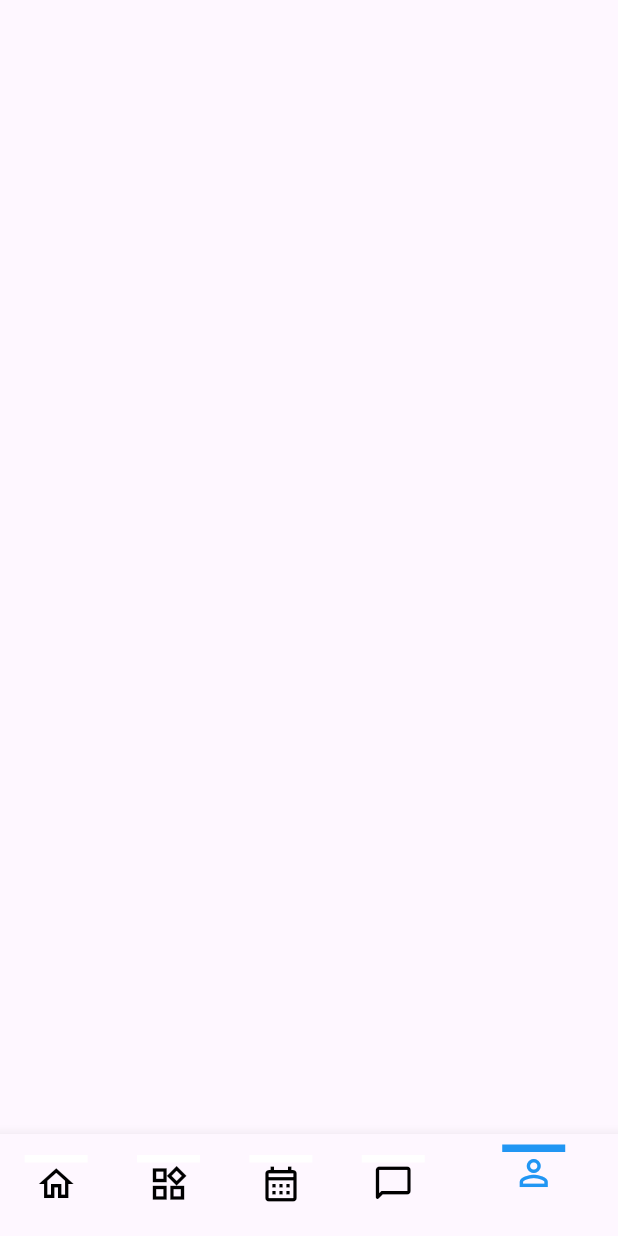
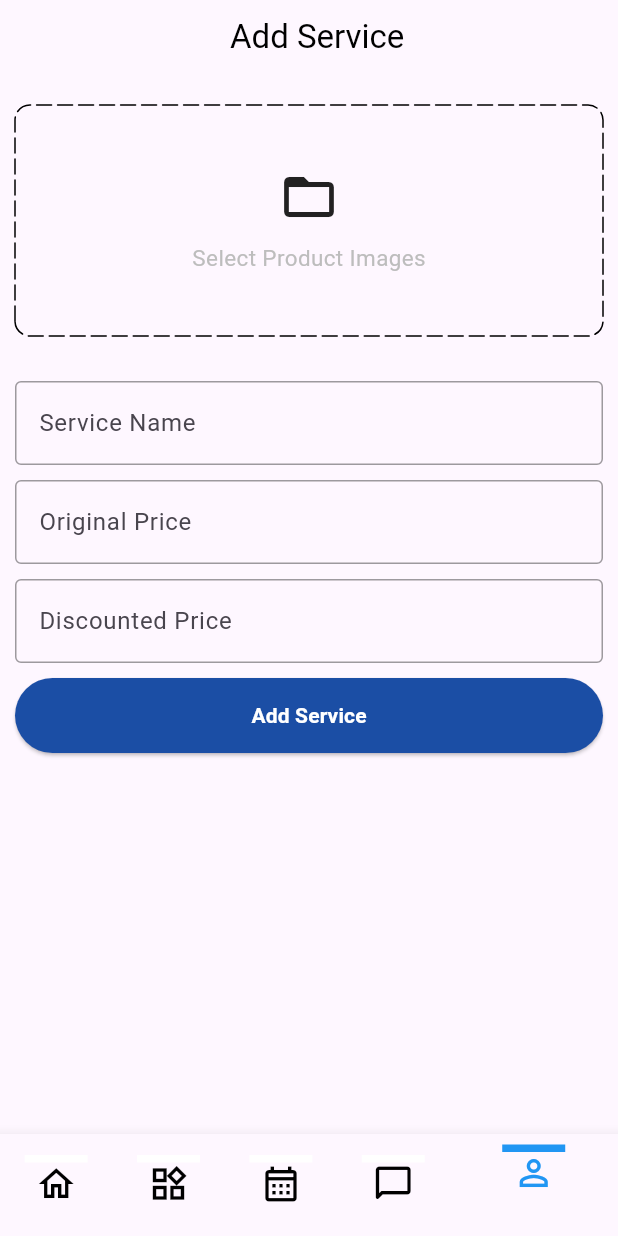
Before and after one commit to VighneshMestry/Hair-Salon, a Flutter app: the BottomBar screen opened directly, item 5 of the bottom bar chosen, on a phone screen of 412 x 824 dp. Run offline on Flutter 3.47's test engine with Material 2 defaults, Android fonts, the phone set to English and light mode, and no system bars; drawn by our look-alikes of dotted_border; our stand-ins replace carousel_slider, cloud_firestore, country_picker, dots_indicator, file_picker, firebase_auth and 4 more; missing offline and left inert: searchbar_animation; accounts and stored records are empty.

Commit message:
working app

```diff
--- /dev/null
+++ b/lib/admin/screens/upload_services.dart
@@ -0,0 +1,192 @@
+import 'dart:io';
+
+import 'package:cloud_firestore/cloud_firestore.dart';
+import 'package:dotted_border/dotted_border.dart';
+import 'package:flutter/material.dart';
+import 'package:hair_salon/home/provider/home_provider.dart';
+import 'package:hair_salon/models/services_model.dart';
+import 'package:hair_salon/utils/custom_button.dart';
+import 'package:hair_salon/utils/custom_textfield.dart';
+import 'package:hair_salon/utils/utils.dart';
+import 'package:provider/provider.dart';
+
+class UploadServices extends StatefulWidget {
+  const UploadServices({super.key});
+
+  @override
+  State<UploadServices> createState() => _UploadServicesState();
+}
+
+class _UploadServicesState extends State<UploadServices> {
+  final _addProductFormKey = GlobalKey<FormState>();
+  final TextEditingController serviceNameController = TextEditingController();
+  final TextEditingController originalPriceController = TextEditingController();
+  final TextEditingController discountedPriceController =
+      TextEditingController();
+  List<File> serviceImage = [];
+  final FirebaseFirestore _firebaseFirestore = FirebaseFirestore.instance;
+
+  @override
+  void dispose() {
+    super.dispose();
+    serviceNameController.dispose();
+    originalPriceController.dispose();
+    discountedPriceController.dispose();
+  }
+
+  void uploadServices(ServiceModel service) async {
+    final homeProvider = Provider.of<HomeProvider>(context, listen: false);
+    try {
+      final url = await homeProvider
+          .storeImagetoStorage(
+              "serviceImage/${service.serviceName}", serviceImage[0])
+          .then((value) {
+        service.imageUrl = value;
+      });
+
+      await _firebaseFirestore
+          .collection("Services")
+          .add(service.toMap())
+          .whenComplete(
+            () => ScaffoldMessenger.of(context).showSnackBar(
+              const SnackBar(
+                content: Text("Service Added"),
+              ),
+            ),
+          );
+    } catch (e) {
+      throw (e.toString());
+    }
+  }
+
+  uploadImagetoStorage() {}
+
+  selectImages() async {
+    var res = await pickImages();
+    setState(() {
+      serviceImage.add(res);
+    });
+  }
+
+  @override
+  Widget build(BuildContext context) {
+    return Scaffold(
+      appBar: PreferredSize(
+        preferredSize: const Size.fromHeight(50),
+        child: AppBar(
+            flexibleSpace: Container(
+              decoration: const BoxDecoration(
+                  // gradient: Gradient(colors:[ Colors.blueGrey]),
+                  ),
+            ),
+            title: Padding(
+              padding:
+                  EdgeInsets.only(left: MediaQuery.of(context).size.width / 3),
+              child: const Text(
+                'Add Service',
+                style: TextStyle(color: Colors.black),
+              ),
+            )),
+      ),
+      body: SingleChildScrollView(
+        child: Form(
+          key: _addProductFormKey,
+          child: Padding(
+            padding: const EdgeInsets.symmetric(horizontal: 10),
+            child: Column(
+              children: [
+                const SizedBox(
+                  height: 20,
+                ),
+                serviceImage.isNotEmpty
+                    ? Container(
+                        decoration: BoxDecoration(
+                          border: Border.all(color: Colors.black),
+                        ),
+                        child: Padding(
+                          padding: const EdgeInsets.all(8.0),
+                          child: Image.file(
+                            serviceImage[0],
+                            fit: BoxFit.cover,
+                            height: 200,
+                          ),
+                        ),
+                      )
+                    : GestureDetector(
+                        onTap: selectImages,
+                        child: DottedBorder(
+                          borderType: BorderType.RRect,
+                          radius: const Radius.circular(10),
+                          dashPattern: const [10, 4],
+                          strokeCap: StrokeCap.round,
+                          child: Container(
+                            width: double.infinity,
+                            height: 150,
+                            decoration: BoxDecoration(
+                              borderRadius: BorderRadius.circular(10),
+                            ),
+                            child: Column(
+                              mainAxisAlignment: MainAxisAlignment.center,
+                              children: [
+                                const Icon(
+                                  Icons.folder_open_outlined,
+                                  size: 40,
+                                ),
+                                const SizedBox(
+                                  height: 10,
+                                ),
+                                Text(
+                                  'Select Product Images',
+                                  style: TextStyle(
+                                      fontSize: 15,
+                                      color: Colors.grey.shade400),
+                                )
+                              ],
+                            ),
+                          ),
+                        ),
+                      ),
+                const SizedBox(
+                  height: 30,
+                ),
+                CustomTextField(
+                  controller: serviceNameController,
+                  hintText: 'Service Name',
+                ),
+                const SizedBox(
+                  height: 10,
+                ),
+                CustomTextField(
+                  controller: originalPriceController,
+                  hintText: 'Original Price',
+                ),
+                const SizedBox(
+                  height: 10,
+                ),
+                CustomTextField(
+                  controller: discountedPriceController,
+                  hintText: 'Discounted Price',
+                ),
+                const SizedBox(
+                  height: 10,
+                ),
+                CustomButton(
+                  text: 'Add Service',
+                  onTap: () {
+                    ServiceModel serviceModel = ServiceModel(
+                      serviceName: serviceNameController.text.trim(),
+                      originalPrice: originalPriceController.text.trim(),
+                      discountedPrice: discountedPriceController.text.trim(),
+                      imageUrl: serviceImage.first.path,
+                    );
+                    uploadServices(serviceModel);
+                  },
+                ),
+              ],
+            ),
+          ),
+        ),
+      ),
+    );
+  }
+}
--- a/lib/widgets/carousel.dart
+++ b/lib/home/widgets/carousel.dart
@@ -28,6 +28,7 @@ class _CarouselImagesState extends State<CarouselImages> {
                       e,
                       fit: BoxFit.cover,
                       // height: 220,
+                      width: MediaQuery.of(context).size.width - 20,
                     ),
                   ),
                 ),
--- a/lib/main.dart
+++ b/lib/main.dart
@@ -3,6 +3,7 @@ import 'package:flutter/material.dart';
 import 'package:hair_salon/auth/screens/get_started_screen.dart';
 import 'package:hair_salon/firebase_options.dart';
 import 'package:hair_salon/auth/provider/auth_provider.dart';
+import 'package:hair_salon/home/provider/home_provider.dart';
 import 'package:provider/provider.dart';
 
 void main() async {
@@ -22,6 +23,7 @@ class MyApp extends StatelessWidget {
     return MultiProvider(
       providers: [
         ChangeNotifierProvider(create: (_) => AuthProvider()),
+        ChangeNotifierProvider(create: (_) => HomeProvider())
       ],
       child: MaterialApp(
         title: 'Hair Salon',
--- /dev/null
+++ b/lib/utils/custom_button.dart
@@ -0,0 +1,33 @@
+import 'package:flutter/material.dart';
+
+class CustomButton extends StatelessWidget {
+  final String text;
+  final VoidCallback onTap;
+  final Color? color;
+  // final Color? color;
+  const CustomButton({
+    Key? key,
+    required this.text,
+    required this.onTap,
+    this.color = const Color.fromARGB(255, 27, 78, 165),
+    // this.color,
+  }) : super(key: key);
+
+  @override
+  Widget build(BuildContext context) {
+    return ElevatedButton(
+      onPressed: onTap,
+      style: ElevatedButton.styleFrom(
+        minimumSize: const Size(double.infinity, 50),
+        backgroundColor: color,
+      ),
+      child: Text(
+        text,
+        style: const TextStyle(
+          color:  Colors.white,  //color == null ? Colors.white :
+          fontWeight: FontWeight.bold
+        ),
+      ),
+    );
+  }
+}
--- a/lib/utils/textarea.dart
+++ b/lib/utils/custom_textfield.dart
@@ -16,20 +16,21 @@ class CustomTextField extends StatelessWidget {
     return TextFormField(
       controller: controller,
       decoration: InputDecoration(
-        hintText: hintText,
-        enabledBorder: const UnderlineInputBorder(
-          borderSide: BorderSide(color: Colors.grey),
-        ),
-        focusedBorder: const UnderlineInputBorder(
-          borderSide: BorderSide(color: Colors.cyan),
-        ),
-      ),
-      // validator: (val) {
-      //   if (val == null || val.isEmpty) {
-      //     return 'Enter your $hintText';
-      //   }
-      //   return null;
-      // },
+          hintText: hintText,
+          border: const OutlineInputBorder(
+              borderSide: BorderSide(
+            color: Colors.black38,
+          )),
+          enabledBorder: const OutlineInputBorder(
+              borderSide: BorderSide(
+            color: Colors.black38,
+          ))),
+      validator: (val) {
+        if (val == null || val.isEmpty) {
+          return 'Enter your $hintText';
+        }
+        return null;
+      },
       maxLines: maxLines,
     );
   }
--- a/lib/utils/utils.dart
+++ b/lib/utils/utils.dart
@@ -1,5 +1,30 @@
+import 'dart:io';
+
+import 'package:file_picker/file_picker.dart';
 import 'package:flutter/material.dart';
 
 void showSnackBar (BuildContext context, String content) {
   ScaffoldMessenger.of(context).showSnackBar(SnackBar(content: Text(content)));
 }
+
+Future<File> pickImages() async {
+  File images;
+  try{
+    var files = await FilePicker.platform.pickFiles(
+      type: FileType.image,
+      allowMultiple: false,
+    );
+
+    // if(files != null && files.files.isNotEmpty) {
+    //   for(int i = 0; i < files.files.length; i++) {
+    //     images.add(File(files.files[i].path!));
+    //   }
+    // }
+    images = File(files!.files.single.path!);
+  } catch (e) {
+    debugPrint(e.toString());
+    images = File('assets/user.png');
+  }
+  return images;
+
+}
--- a/lib/widgets/bottom_bar.dart
+++ b/lib/widgets/bottom_bar.dart
@@ -1,5 +1,6 @@
 import 'package:flutter/material.dart';
 import 'package:hair_salon/account/screens/account_screen.dart';
+import 'package:hair_salon/admin/screens/upload_services.dart';
 import 'package:hair_salon/category/screens/category_screen.dart';
 import 'package:hair_salon/chat/screens/chat_screen.dart';
 import 'package:hair_salon/constants/global_variables.dart';
@@ -24,8 +25,7 @@ class _BottomBarState extends State<BottomBar> {
     const CategoryScreen(),
     const ScheduleScreen(),
     const ChatScreen(),
-    const AccountScreen(),
-    // const AccountScreen(),
+    const UploadServices(),
     // const CartScreen(),
   ];
 
--- a/pubspec.yaml
+++ b/pubspec.yaml
@@ -39,13 +39,15 @@ dependencies:
   firebase_auth: ^4.12.1
   firebase_core: ^2.21.0
   cloud_firestore: ^4.12.2
-  firebase_storage: ^11.4.1
+  firebase_storage: ^11.5.0
   shared_preferences: ^2.2.2
   provider: ^6.0.5
   pinput: ^3.0.1
   searchbar_animation: ^0.0.4
   carousel_slider: ^4.2.1
   dots_indicator: ^3.0.0
+  dotted_border: ^2.0.0+3
+  file_picker: ^5.2.7
 
 dev_dependencies:
   flutter_test:
```
Also changed, not shown: lib/home/provider/home_provider.dart (added, +48 -0 lines), lib/home/screens/home_screen.dart (+6 -6 lines), lib/home/widgets/featured_services.dart (added, +105 -0 lines), lib/home/widgets/service_card.dart (added, +69 -0 lines), lib/models/services_model.dart (+20 -5 lines), lib/widgets/featured_services.dart (deleted, +0 -73 lines), lib/widgets/service_card.dart (deleted, +0 -15 lines), pubspec.lock.
